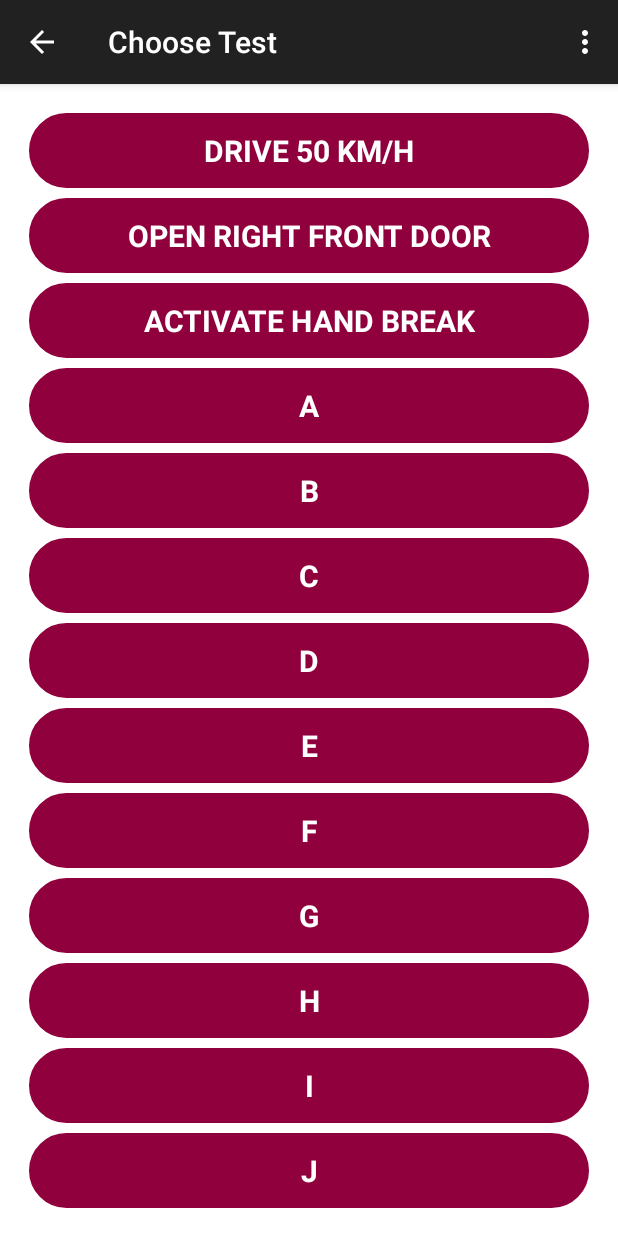
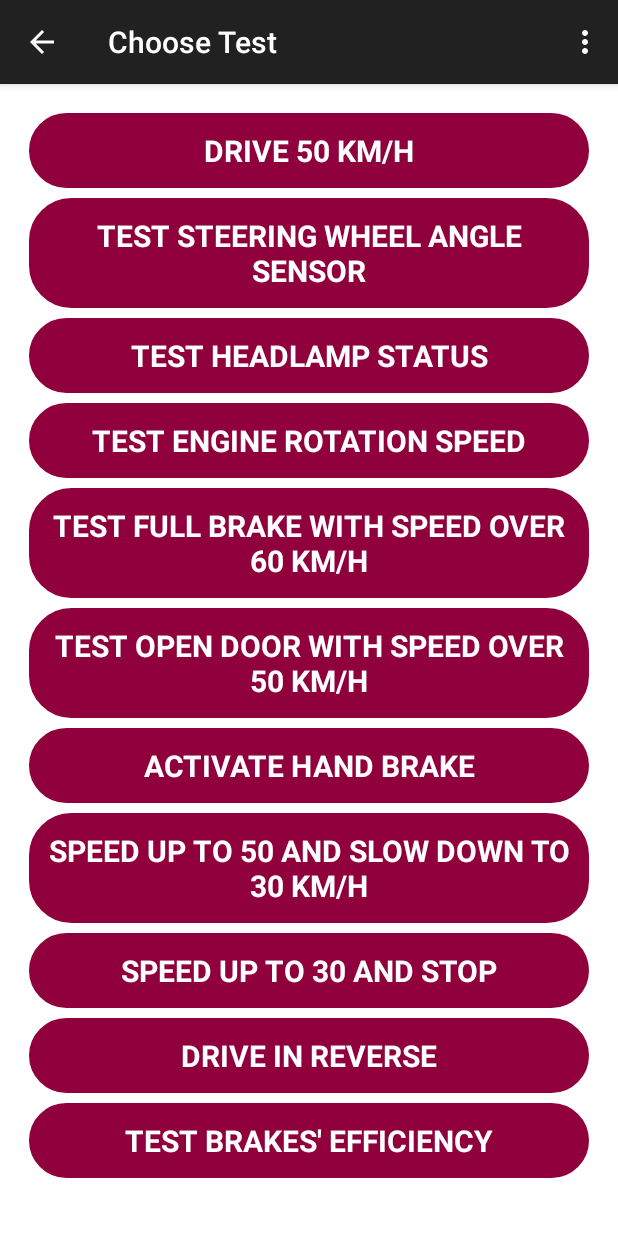
Before and after one commit to SpirentTechnologies/Play-ITS-2015, an Android app: the TestSelectorActivity screen opened directly, with no data from a screen before it, on a phone screen of 412 x 824 dp. Run offline under Robolectric (Android 15) with nearby library versions, the phone set to English and light mode, and no system bars.

Commit message:
Added more test case descriptions

```diff
--- a/Car2xHMI/app/src/main/java/com/testingtech/car2x/hmi/TestRunnerActivity.java
+++ b/Car2xHMI/app/src/main/java/com/testingtech/car2x/hmi/TestRunnerActivity.java
@@ -55,7 +55,7 @@ public class TestRunnerActivity extends ActionBarActivity {
         TextView socketConn = (TextView) findViewById(R.id.socket);
         ScrollView progress = (ScrollView) findViewById(R.id.progress);
 
-        new SocketClient(socketConn, progress, logoAnimation).execute();
+        new SocketClient(socketConn, progress, logoAnimation, status).execute();
         switch(testName){
             case "drive":
                 // TODO: get speed and replace the 0
--- a/Car2xHMI/app/src/main/res/layout/activity_test_selector.xml
+++ b/Car2xHMI/app/src/main/res/layout/activity_test_selector.xml
@@ -18,33 +18,25 @@
             android:onClick="startDriveTest"
             android:text="@string/title_activity_drive_test" />
 
-        <Button
-            android:onClick="startDoorTest"
-            android:text="@string/title_activity_door_test" />
+        <Button android:text="Test steering wheel angle sensor" />
 
-        <Button
-            android:onClick="startBreakTest"
-            android:text="@string/title_activity_break_test" />
+        <Button android:text="Test headlamp status" />
 
-        <Button android:text="A" />
+        <Button android:text="Test engine rotation speed" />
 
-        <Button android:text="B" />
+        <Button android:text="Test full brake with speed over 60 km/h" />
 
-        <Button android:text="C" />
+        <Button android:text="Test open door with speed over 50 km/h" />
 
-        <Button android:text="D" />
+        <Button android:text="Activate hand brake" />
 
-        <Button android:text="E" />
+        <Button android:text="Speed up to 50 and slow down to 30 km/h" />
 
-        <Button android:text="F" />
+        <Button android:text="Speed up to 30 and stop" />
 
-        <Button android:text="G" />
+        <Button android:text="Drive in reverse" />
 
-        <Button android:text="H" />
-
-        <Button android:text="I" />
-
-        <Button android:text="J" />
+        <Button android:text="Test Brakes' efficiency" />
 
     </TableLayout>
 </ScrollView>
```
Also changed, not shown: Car2xHMI/app/src/main/java/com/testingtech/car2x/hmi/SocketClient.java (+7 -5 lines).
